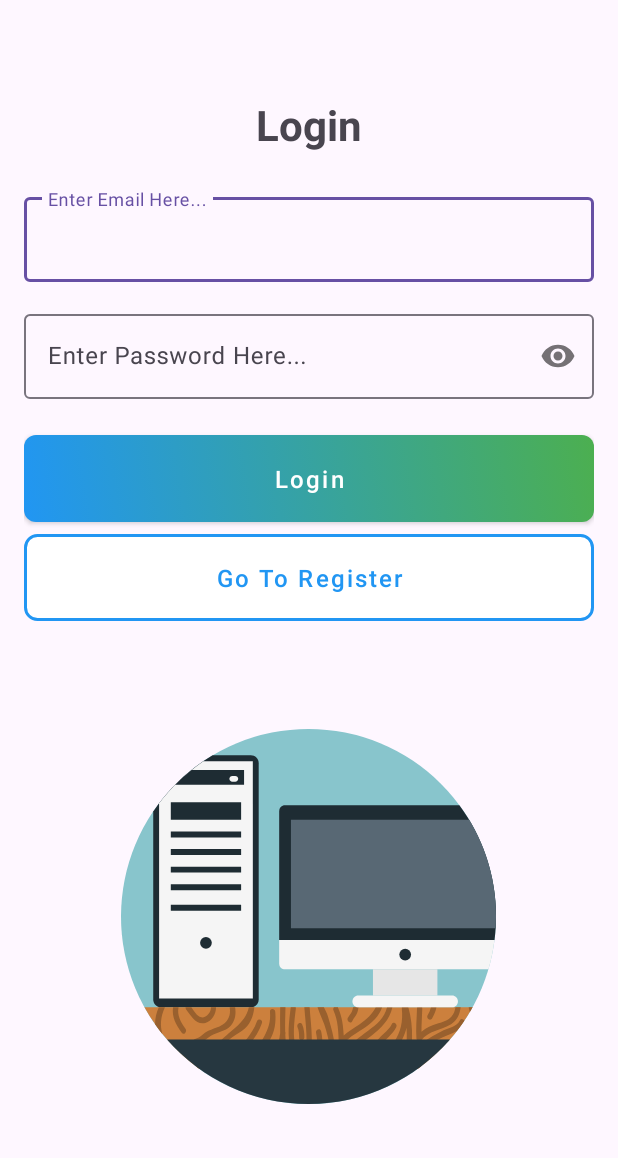
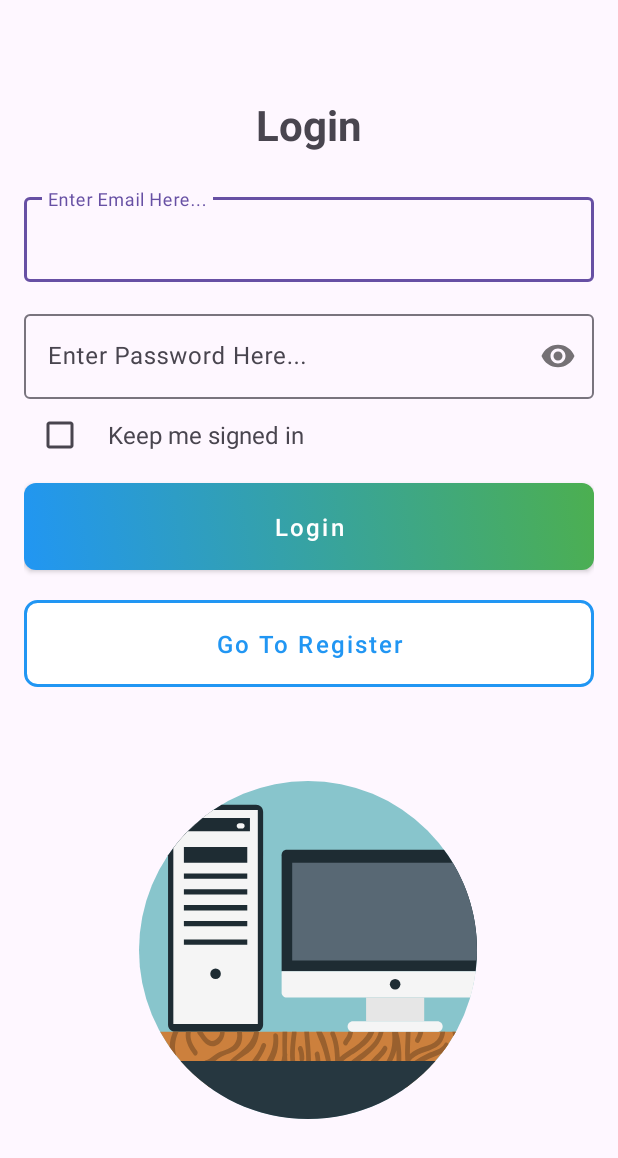
Before and after one commit to c-madalin/MarketPlace, an Android app: the screen it shows after launch (MainActivity), on a phone screen of 412 x 824 dp. Shown: the top 1158 px of the screen. Run offline under Robolectric (Android 15) with nearby library versions, the phone set to English and light mode, and no system bars; our stand-ins replace Room's generated code.

Commit message:
Updated login. Added Keep me logged in using SharedPreferences.
Data stored in SharedPreferences.

```diff
--- a/app/src/main/java/com/example/reuseit/Application/Database/DAO/UserDAO.kt
+++ b/app/src/main/java/com/example/reuseit/Application/Database/DAO/UserDAO.kt
@@ -15,4 +15,7 @@ interface UserDAO {
 
     @Query("SELECT UserID FROM users WHERE email = :email")
     suspend fun CheckIfUserExists(email: String): Int?
+
+    @Query("SELECT UserID, email, password, firstName, lastName FROM users WHERE UserID = :UserID")
+    suspend fun GetUserById(UserID: Long): UserEntity?
 }
--- a/app/src/main/java/com/example/reuseit/LoginAndRegistration/LoginFragment.kt
+++ b/app/src/main/java/com/example/reuseit/LoginAndRegistration/LoginFragment.kt
@@ -1,11 +1,15 @@
 package com.example.reuseit.LoginAndRegistration
 
+import android.content.Context
+import android.content.SharedPreferences
 import android.os.Bundle
+import android.util.Log
 import androidx.fragment.app.Fragment
 import android.view.LayoutInflater
 import android.view.View
 import android.view.ViewGroup
 import android.widget.Button
+import android.widget.CheckBox
 import android.widget.EditText
 import android.widget.TextView
 import androidx.activity.addCallback
@@ -13,12 +17,15 @@ import androidx.lifecycle.lifecycleScope
 import androidx.navigation.findNavController
 import androidx.navigation.fragment.findNavController
 import com.example.reuseit.Application.Global.CurrentUser
+import com.example.reuseit.Application.Models.UserModel
 import com.example.reuseit.DatabaseInstance
 import com.example.reuseit.R
 import com.google.android.material.snackbar.Snackbar
 import kotlinx.coroutines.Dispatchers
 import kotlinx.coroutines.launch
 import kotlinx.coroutines.withContext
+import androidx.core.content.edit
+
 
 // TODO: Rename parameter arguments, choose names that match
 // the fragment initialization parameters, e.g. ARG_ITEM_NUMBER
@@ -40,6 +47,8 @@ class LoginFragment : Fragment() {
     private lateinit var loginButton: Button
     private lateinit var registerButton: Button
     private lateinit var errorTextView: TextView
+    private lateinit var checkbox: CheckBox
+    private lateinit var sharedPreferences: SharedPreferences
 
     override fun onCreate(savedInstanceState: Bundle?) {
         super.onCreate(savedInstanceState)
@@ -60,11 +69,26 @@ class LoginFragment : Fragment() {
     override fun onViewCreated(view: View, savedInstanceState: Bundle?) {
         super.onViewCreated(view, savedInstanceState)
 
+        val container = view.findViewById<View>(R.id.loginFragment)
+        container.visibility = View.INVISIBLE
+
+
+        sharedPreferences = requireContext().getSharedPreferences("login_prefs", Context.MODE_PRIVATE)
+        viewLifecycleOwner.lifecycleScope.launch {
+            val shouldNavigate = loginUserIfCheckWasEnabled()
+            if (!shouldNavigate) {
+                container.visibility = View.VISIBLE
+            }
+        }
+
+
         emailEditText = view.findViewById(R.id.LoginEmail)
         passwordEditText = view.findViewById(R.id.LoginPassword)
         loginButton = view.findViewById(R.id.doLogin)
         registerButton = view.findViewById(R.id.goToR1)
         errorTextView = view.findViewById(R.id.loginErrorText)
+        checkbox = view.findViewById(R.id.keepSignedInCheckBox)
+
 
         setupLoginButton()
         setupRegisterButton()
@@ -128,8 +152,18 @@ class LoginFragment : Fragment() {
                 }
 
                 if (userId != null) {
-                    CurrentUser.Data.UserID = userId
-                    CurrentUser.Data.Email = email
+                    val userModel: UserModel = withContext(Dispatchers.IO) {
+                        DatabaseInstance.Access.userDAO().GetUserById(userId)
+                            ?.toUserModel() as UserModel
+                    }
+
+                    CurrentUser.Data.UserID = userModel.UserID
+                    CurrentUser.Data.Email = userModel.Email
+                    CurrentUser.Data.Password = userModel.Password
+                    CurrentUser.Data.FirstName = userModel.FirstName
+                    CurrentUser.Data.LastName = userModel.LastName
+                    keepUserLogged()
+
                     findNavController().setGraph(R.navigation.application_graph)
                 } else {
                     showError("Invalid email or password")
@@ -147,6 +181,37 @@ class LoginFragment : Fragment() {
         errorTextView.visibility = View.VISIBLE
         Snackbar.make(requireView(), message, Snackbar.LENGTH_SHORT).show()
     }
+
+    private fun keepUserLogged(){
+        if (checkbox.isChecked)
+        {
+            sharedPreferences.edit() {
+                putLong("last_login_time", System.currentTimeMillis())
+                putLong("user_id", CurrentUser.Data.UserID)
+            }
+        }
+    }
+
+    private suspend fun loginUserIfCheckWasEnabled(): Boolean {
+        val savedTime = sharedPreferences.getLong("last_login_time", 0L)
+        if ((System.currentTimeMillis() - savedTime) < 5 * 60 * 1000) {
+            val userEntity: UserModel? =
+                DatabaseInstance.Access.userDAO().GetUserById(sharedPreferences.getLong("user_id", -404L))?.toUserModel()
+
+            if (userEntity != null) {
+                CurrentUser.Data.UserID = userEntity.UserID
+                CurrentUser.Data.Email = userEntity.Email
+                CurrentUser.Data.Password = userEntity.Password
+                CurrentUser.Data.FirstName = userEntity.FirstName
+                CurrentUser.Data.LastName = userEntity.LastName
+
+                findNavController().setGraph(R.navigation.application_graph)
+                return true
+            }
+        }
+        return false
+    }
+
 
     companion object {
         /**
--- a/app/src/main/java/com/example/reuseit/LoginAndRegistration/Register2Fragment.kt
+++ b/app/src/main/java/com/example/reuseit/LoginAndRegistration/Register2Fragment.kt
@@ -61,7 +61,6 @@ class Register2Fragment : Fragment() {
     override fun onViewCreated(view: View, savedInstanceState: Bundle?) {
         super.onViewCreated(view, savedInstanceState)
 
-        // Initialize views
         firstNameLayout = view.findViewById(R.id.firstNameLayout)
         lastNameLayout = view.findViewById(R.id.lastNameLayout)
         firstNameEditText = view.findViewById(R.id.Reg2FirstName)
@@ -78,7 +77,6 @@ class Register2Fragment : Fragment() {
             val firstName = firstNameEditText.text.toString()
             val lastName = lastNameEditText.text.toString()
 
-            // Clear previous errors
             errorTextView.text = ""
             errorTextView.visibility = View.GONE
             firstNameLayout.error = null
--- a/app/src/main/res/layout/fragment_login.xml
+++ b/app/src/main/res/layout/fragment_login.xml
@@ -2,7 +2,7 @@
 <androidx.constraintlayout.widget.ConstraintLayout xmlns:android="http://schemas.android.com/apk/res/android"
     xmlns:app="http://schemas.android.com/apk/res-auto"
     xmlns:tools="http://schemas.android.com/tools"
-    android:id="@+id/frameLayout"
+    android:id="@+id/loginFragment"
     android:layout_width="match_parent"
     android:layout_height="match_parent"
     android:padding="16dp"
@@ -70,14 +70,43 @@
 
     </com.google.android.material.textfield.TextInputLayout>
 
+
+    <LinearLayout
+        android:id="@+id/keepSignedInLayout"
+        android:layout_width="0dp"
+        android:layout_height="wrap_content"
+        android:gravity="center_vertical"
+        android:orientation="horizontal"
+        app:layout_constraintBottom_toTopOf="@+id/doLogin"
+        app:layout_constraintEnd_toEndOf="parent"
+        app:layout_constraintHorizontal_bias="0.0"
+        app:layout_constraintStart_toStartOf="parent"
+        app:layout_constraintTop_toBottomOf="@+id/passwordLayout"
+        app:layout_constraintVertical_bias="0.0">
+
+        <CheckBox
+            android:id="@+id/keepSignedInCheckBox"
+            android:layout_width="wrap_content"
+            android:layout_height="wrap_content" />
+
+        <TextView
+            android:id="@+id/keepSignedInText"
+            android:layout_width="wrap_content"
+            android:layout_height="wrap_content"
+            android:layout_marginStart="8dp"
+            android:text="@string/keep_me_signed_in"
+            android:textSize="16sp" />
+    </LinearLayout>
+
     <Button
         android:id="@+id/doLogin"
         style="@style/Button.Primary"
         android:layout_width="0dp"
         android:layout_height="wrap_content"
-        android:layout_marginTop="24dp"
+        android:layout_marginTop="56dp"
         android:text="@string/login"
         app:layout_constraintEnd_toEndOf="parent"
+        app:layout_constraintHorizontal_bias="0.0"
         app:layout_constraintStart_toStartOf="parent"
         app:layout_constraintTop_toBottomOf="@+id/passwordLayout" />
 
@@ -86,16 +115,19 @@
         style="@style/Button.Secondary"
         android:layout_width="0dp"
         android:layout_height="wrap_content"
-        android:layout_marginTop="8dp"
+        android:layout_marginTop="20dp"
         android:text="@string/go_to_register"
+        android:textColor="@color/button_secondary_text_color"
         app:layout_constraintEnd_toEndOf="parent"
+        app:layout_constraintHorizontal_bias="0.0"
         app:layout_constraintStart_toStartOf="parent"
         app:layout_constraintTop_toBottomOf="@+id/doLogin" />
 
+
     <ImageView
         android:id="@+id/bottomSvgImage"
-        android:layout_width="250dp"
-        android:layout_height="250dp"
+        android:layout_width="225dp"
+        android:layout_height="225dp"
         android:contentDescription="@string/dad"
         android:src="@drawable/desktop_computer_svgrepo_com"
         app:layout_constraintBottom_toBottomOf="parent"
@@ -104,5 +136,4 @@
         app:layout_constraintStart_toStartOf="parent"
         app:layout_constraintTop_toBottomOf="@+id/goToR1" />
 
-
 </androidx.constraintlayout.widget.ConstraintLayout>
--- a/app/src/main/res/values/strings.xml
+++ b/app/src/main/res/values/strings.xml
@@ -22,4 +22,5 @@
     <string name="back">Back</string>
     <string name="confirm_password">Confirm Password</string>
     <string name="dad">dad</string>
+    <string name="keep_me_signed_in">Keep me signed in</string>
 </resources>
```
Also changed, not shown: app/src/main/java/com/example/reuseit/Application/ApplicationFragment.kt (+17 -0 lines), app/src/main/java/com/example/reuseit/Application/Database/Entity/UserEntity.kt (+12 -1 lines), app/src/main/java/com/example/reuseit/Application/Global/CurrentUser.kt (+7 -0 lines), app/src/main/res/layout/fragment_application.xml (+13 -2 lines).
